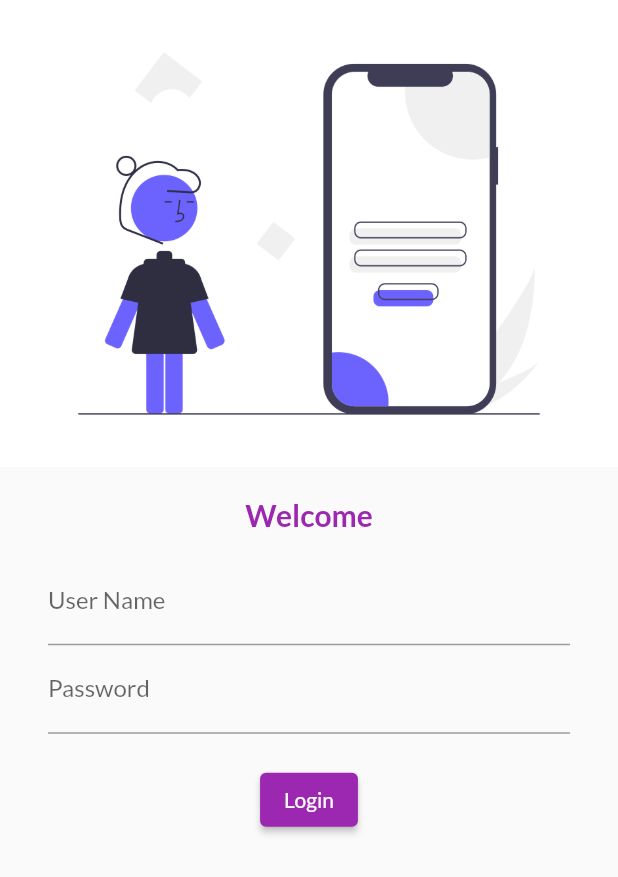
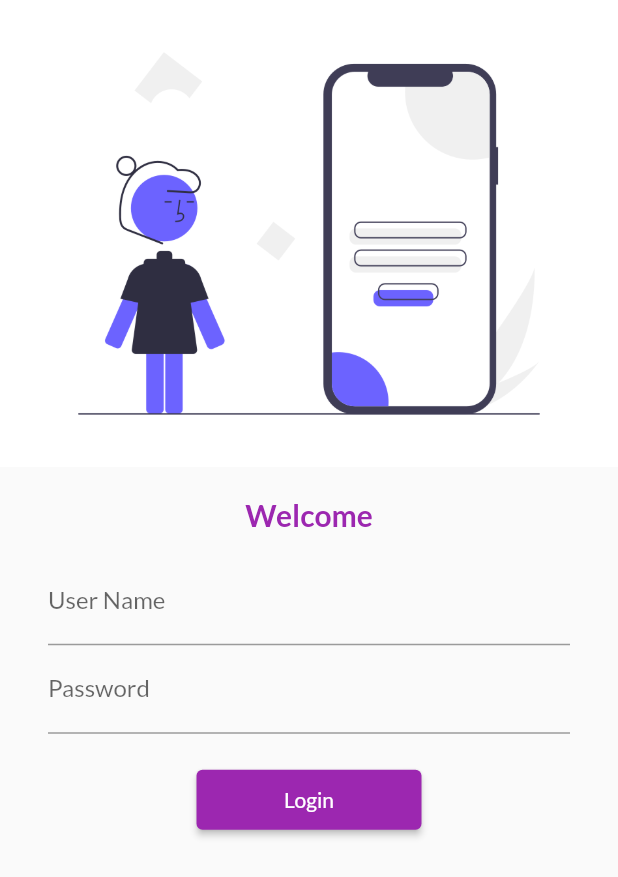
Before and after one commit to Priyanka1105/30DaysOfFlutter, a Flutter app: the screen it shows after launch, on a phone screen of 412 x 824 dp. Shown: the top 877 px of the screen. Run offline on Flutter 3.47's test engine with Material 2 defaults, Android fonts, the phone set to English and light mode, and no system bars; our stand-ins replace google_fonts.

Commit message:
Day 5 Completed

```diff
--- a/lib/main.dart
+++ b/lib/main.dart
@@ -1,6 +1,7 @@
 import 'package:flutter/material.dart';
 import 'package:flutter_catalog/pages/home_page.dart';
 import 'package:flutter_catalog/pages/login_page.dart';
+import 'package:flutter_catalog/utils/routes.dart';
 import 'package:google_fonts/google_fonts.dart';
 
 void main() {
@@ -23,8 +24,8 @@ class MyApp extends StatelessWidget {
       initialRoute: "/login",
       routes: {
         "/": (context) => HomePage(),
-        "/login": (context) => LoginPage(),
-        "/home": (context) => HomePage(),
+        MyRoutes.loginRoute: (context) => LoginPage(),
+        MyRoutes.homeRoute: (context) => HomePage(),
       },
     );
   }
--- a/lib/pages/login_page.dart
+++ b/lib/pages/login_page.dart
@@ -1,9 +1,11 @@
 import 'package:flutter/material.dart';
+import 'package:flutter_catalog/utils/routes.dart';
 
 class LoginPage extends StatelessWidget {
   @override
   Widget build(BuildContext context) {
     return Material(
+        child: SingleChildScrollView(
       child: Column(
         children: [
           Image.asset(
@@ -42,7 +44,9 @@ class LoginPage extends StatelessWidget {
                   height: 20,
                 ),
                 ElevatedButton(
+                    style: TextButton.styleFrom(minimumSize: Size(150, 40)),
                     onPressed: () {
+                      Navigator.pushNamed(context, MyRoutes.homeRoute);
                       print('Login is clicked');
                     },
                     child: Text('Login'))
@@ -50,6 +54,7 @@ class LoginPage extends StatelessWidget {
             ),
           )
         ],
+      ),
     ));
   }
 }
--- /dev/null
+++ b/lib/utils/routes.dart
@@ -0,0 +1,4 @@
+class MyRoutes {
+  static String loginRoute = "/login";
+  static String homeRoute = "/home";
+}
```
Also changed, not shown: 1 other file. Lines whose indentation alone changed are shown as unchanged.
